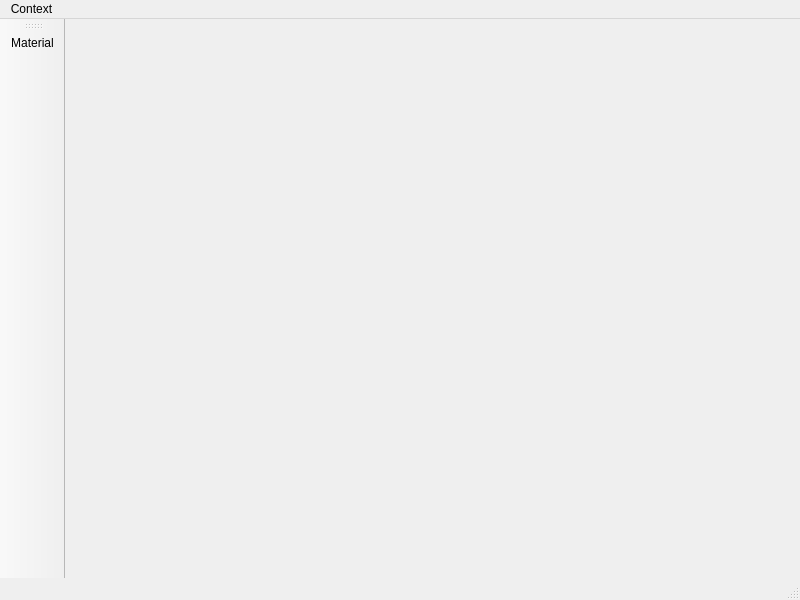
This is src/gui/editor/properties/MainWindowProperties.ui in hiergaut/Goliath-Engine as Qt 5 draws it before an edit. The edited form follows.
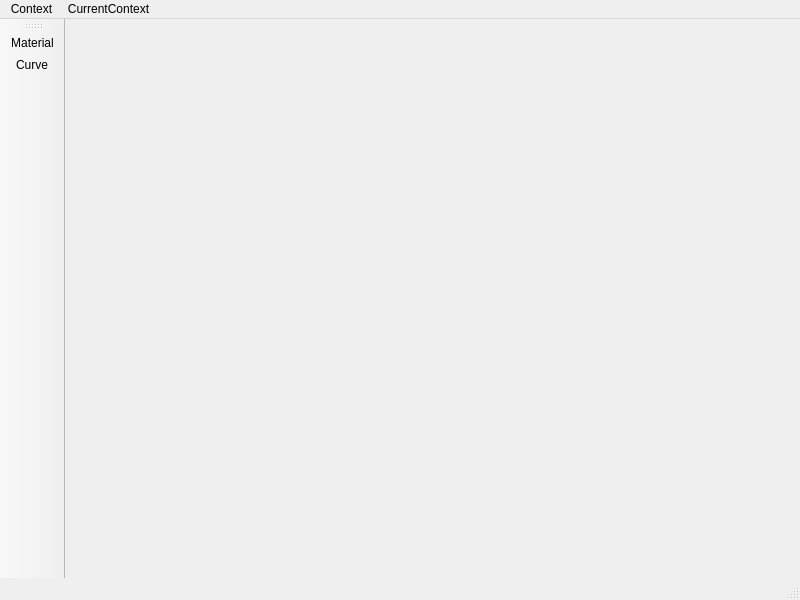
This is the edited form. Icons and pictures are not drawn.

Commit message: context curve added

```diff
--- a/src/gui/editor/properties/MainWindowProperties.ui
+++ b/src/gui/editor/properties/MainWindowProperties.ui
@@ -28,8 +28,15 @@
      <string>Context</string>
     </property>
     <addaction name="actionMaterial"/>
+    <addaction name="actionCurve"/>
+   </widget>
+   <widget class="QMenu" name="menuCurrentContext">
+    <property name="title">
+     <string>CurrentContext</string>
+    </property>
    </widget>
    <addaction name="menuContext"/>
+   <addaction name="menuCurrentContext"/>
   </widget>
   <widget class="QStatusBar" name="statusbar"/>
   <widget class="QToolBar" name="toolBar">
@@ -43,6 +50,7 @@
     <bool>false</bool>
    </attribute>
    <addaction name="actionMaterial"/>
+   <addaction name="actionCurve"/>
   </widget>
   <action name="actionMaterial">
    <property name="icon">
@@ -53,6 +61,15 @@
     <string>Material</string>
    </property>
   </action>
+  <action name="actionCurve">
+   <property name="icon">
+    <iconset resource="../../../../resources/resources.qrc">
+     <normaloff>:/icons/curve.png</normaloff>:/icons/curve.png</iconset>
+   </property>
+   <property name="text">
+    <string>Curve</string>
+   </property>
+  </action>
  </widget>
  <resources>
   <include location="../../../../resources/resources.qrc"/>
```
The commit also changes 11 other files.
